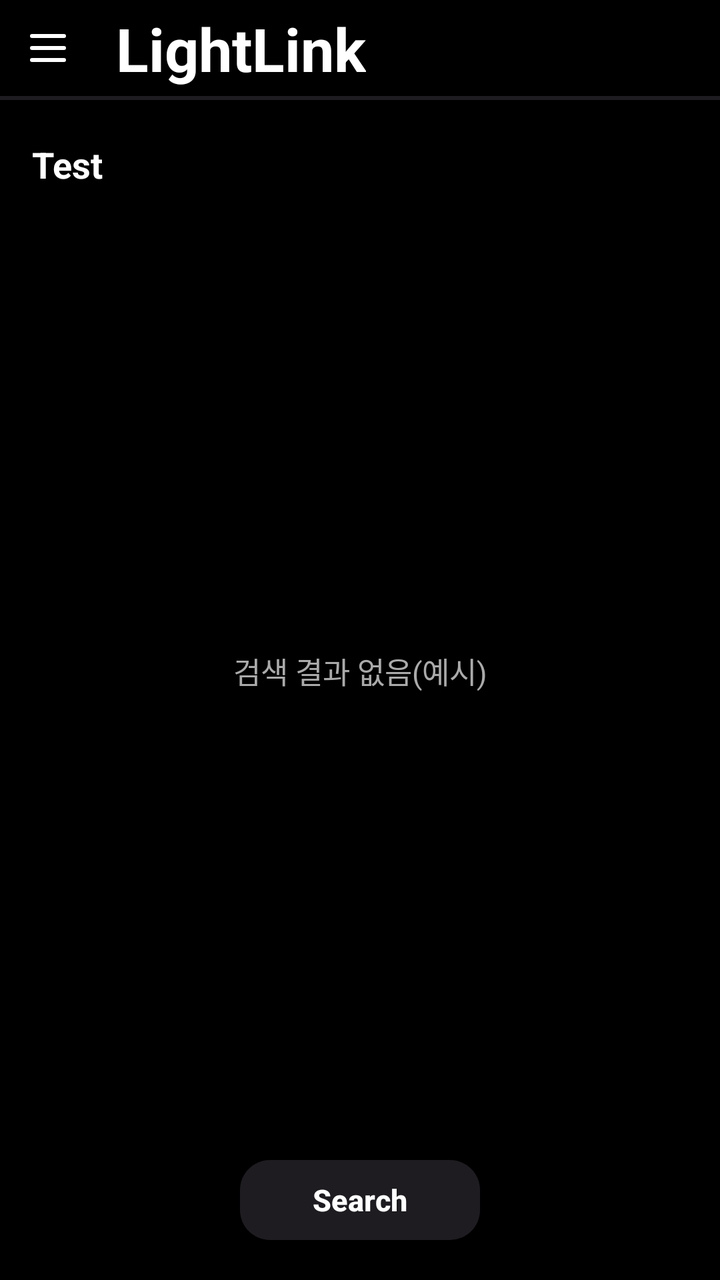
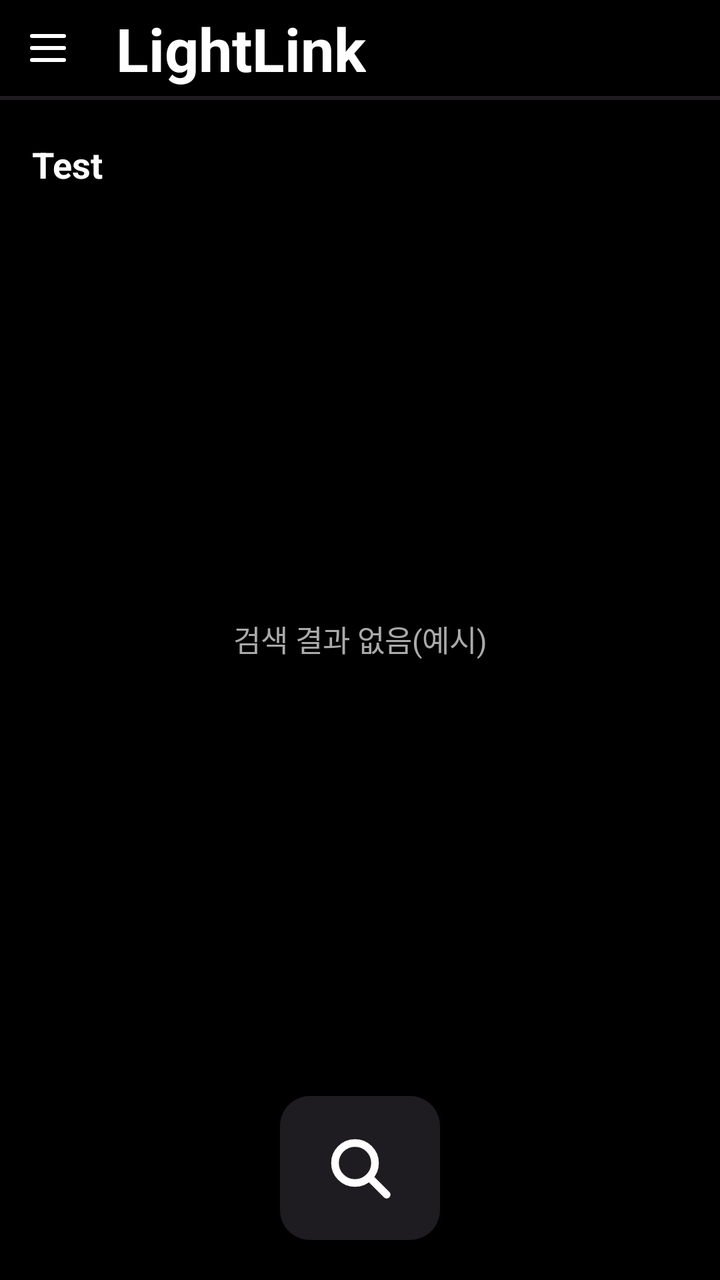

Two renders of the same Android screen: before a commit and after it. Below are the layout's source before the change and the commit's diff.
<!-- AndroidManifest.xml: application theme Theme.LightLink -->
<!-- res/layout/activity_main.xml -->
<?xml version="1.0" encoding="utf-8"?>
<androidx.constraintlayout.widget.ConstraintLayout
    xmlns:android="http://schemas.android.com/apk/res/android"
    xmlns:app="http://schemas.android.com/apk/res-auto"
    xmlns:tools="http://schemas.android.com/tools"

    android:id="@+id/main"
    android:layout_width="match_parent"
    android:layout_height="match_parent"
    android:background="@color/black"

    tools:context=".MainActivity">


    
    
    <ImageButton
        android:id="@+id/buttonMenu"
        android:layout_width="48dp"
        android:layout_height="48dp"

        android:padding="12dp"

        android:background="?attr/selectableItemBackgroundBorderless"

        android:contentDescription="Menu"

        app:srcCompat="@drawable/ic_menu"

        app:layout_constraintStart_toStartOf="parent"
        app:layout_constraintTop_toTopOf="parent" />


    
    <TextView
        android:id="@+id/textTitle"
        android:layout_width="wrap_content"
        android:layout_height="wrap_content"

        android:text="@string/app_name"
        android:textColor="@color/white"
        android:textSize="30sp"
        android:textStyle="bold"

        android:layout_marginStart="10dp"

        app:layout_constraintStart_toEndOf="@id/buttonMenu"
        app:layout_constraintTop_toTopOf="@id/buttonMenu"
        app:layout_constraintBottom_toBottomOf="@id/buttonMenu" />


    
    <View
        android:id="@+id/topDivider"
        android:layout_width="0dp"
        android:layout_height="2dp"

        android:background="#1E1C20"

        app:layout_constraintStart_toStartOf="parent"
        app:layout_constraintEnd_toEndOf="parent"
        app:layout_constraintTop_toBottomOf="@id/buttonMenu" />


    
    <TextView
        android:id="@+id/textStationHeader"
        android:layout_width="wrap_content"
        android:layout_height="wrap_content"

        android:layout_marginStart="16dp"
        android:layout_marginTop="20dp"

        android:text="Test"
        android:textColor="@color/white"
        android:textSize="18sp"
        android:textStyle="bold"

        app:layout_constraintStart_toStartOf="parent"
        app:layout_constraintTop_toBottomOf="@id/topDivider" />


    
    <androidx.recyclerview.widget.RecyclerView
        android:id="@+id/recyclerBaseStations"
        android:layout_width="0dp"
        android:layout_height="0dp"

        android:layout_marginStart="12dp"
        android:layout_marginTop="12dp"
        android:layout_marginEnd="12dp"
        android:layout_marginBottom="12dp"

        app:layout_constraintStart_toStartOf="parent"
        app:layout_constraintEnd_toEndOf="parent"
        app:layout_constraintTop_toBottomOf="@id/textStationHeader"
        app:layout_constraintBottom_toTopOf="@id/buttonScan"

        tools:listitem="@layout/item_ble_device" />


    
    <TextView
        android:id="@+id/textEmpty"
        android:layout_width="wrap_content"
        android:layout_height="wrap_content"

        android:text="검색 결과 없음(예시)"
        android:textColor="#AAAAAA"
        android:textSize="15sp"

        app:layout_constraintStart_toStartOf="@id/recyclerBaseStations"
        app:layout_constraintEnd_toEndOf="@id/recyclerBaseStations"
        app:layout_constraintTop_toTopOf="@id/recyclerBaseStations"
        app:layout_constraintBottom_toBottomOf="@id/recyclerBaseStations" />


    
    
    
    
    <com.google.android.material.button.MaterialButton
        android:id="@+id/buttonScan"
        android:layout_width="wrap_content"
        android:layout_height="wrap_content"
        android:minWidth="120dp"

        android:enabled="true"

        android:text="Search"

        android:textColor="#FFFFFF"
        android:textSize="15sp"
        android:textStyle="bold"

        app:backgroundTint="@color/button_background_color"
        app:cornerRadius="15dp"
        app:rippleColor="#616161"

        android:layout_marginBottom="16dp"

        app:layout_constraintStart_toStartOf="parent"
        app:layout_constraintEnd_toEndOf="parent"
        app:layout_constraintBottom_toBottomOf="parent" />


</androidx.constraintlayout.widget.ConstraintLayout>
<!-- res/layout/item_ble_device.xml (included above) -->
<?xml version="1.0" encoding="utf-8"?>
<LinearLayout
    xmlns:android="http://schemas.android.com/apk/res/android"
    android:layout_width="match_parent"
    android:layout_height="wrap_content"
    android:orientation="horizontal"
    android:padding="12dp">


    
    <LinearLayout
        android:layout_width="0dp"
        android:layout_height="wrap_content"
        android:layout_weight="1"
        android:orientation="vertical">


        
        <TextView
            android:id="@+id/textDeviceName"
            android:layout_width="wrap_content"
            android:layout_height="wrap_content"
            android:textColor="#FFFFFF"
            android:textSize="16sp"
            android:textStyle="bold" />


        
        <TextView
            android:id="@+id/textDeviceStatus"
            android:layout_width="wrap_content"
            android:layout_height="wrap_content"
            android:layout_marginTop="4dp"
            android:textColor="#AAAAAA"
            android:textSize="14sp" />


        
        <TextView
            android:id="@+id/textDeviceInfo"
            android:layout_width="wrap_content"
            android:layout_height="wrap_content"
            android:layout_marginTop="4dp"
            android:textColor="#777777"
            android:textSize="12sp" />

    </LinearLayout>


    
    <ImageButton
        android:id="@+id/buttonPower"
        android:layout_width="48dp"
        android:layout_height="48dp"

        android:layout_gravity="center_vertical"

        android:padding="12dp"

        android:background="@drawable/bg_power_button"

        android:contentDescription="Power"

        android:src="@drawable/ic_power" />

</LinearLayout>
<!-- resources referenced by this layout -->
<resources>
  <color name="black">#FF000000</color>
  <color name="white">#FFFFFFFF</color>
  <!-- drawable bg_power_button (drawable) -->
  <?xml version="1.0" encoding="utf-8"?>
  <shape xmlns:android="http://schemas.android.com/apk/res/android"
      android:shape="oval">
  
      
      <solid android:color="#616161" />
  
  </shape>
  <!-- drawable ic_menu (drawable) -->
  <?xml version="1.0" encoding="utf-8"?>
  <vector xmlns:android="http://schemas.android.com/apk/res/android"
      android:width="24dp"
      android:height="24dp"
      android:viewportWidth="24"
      android:viewportHeight="24">
  
      
      <path
          android:pathData="M4,6 L20,6"
          android:fillColor="@android:color/transparent"
          android:strokeColor="#FFFFFF"
          android:strokeWidth="2"
          android:strokeLineCap="round" />
  
      
      <path
          android:pathData="M4,12 L20,12"
          android:fillColor="@android:color/transparent"
          android:strokeColor="#FFFFFF"
          android:strokeWidth="2"
          android:strokeLineCap="round" />
  
      
      <path
          android:pathData="M4,18 L20,18"
          android:fillColor="@android:color/transparent"
          android:strokeColor="#FFFFFF"
          android:strokeWidth="2"
          android:strokeLineCap="round" />
  
  </vector>
  <!-- drawable ic_power (drawable) -->
  <?xml version="1.0" encoding="utf-8"?>
  <vector xmlns:android="http://schemas.android.com/apk/res/android"
      android:width="24dp"
      android:height="24dp"
      android:viewportWidth="24"
      android:viewportHeight="24">
  
      
      <path
          android:pathData="M12,3 L12,11"
          android:fillColor="@android:color/transparent"
          android:strokeColor="#000000"
          android:strokeWidth="2.5"
          android:strokeLineCap="round" />
  
      
      <path
          android:pathData="M7.05,5.05 A8,8 0,1 0,16.95,5.05"
          android:fillColor="@android:color/transparent"
          android:strokeColor="#000000"
          android:strokeWidth="2.5"
          android:strokeLineCap="round" />
  
  </vector>
  <string name="app_name">LightLink</string>
  <style name="Theme.LightLink" parent="Base.Theme.LightLink" />
  <style name="Base.Theme.LightLink" parent="Theme.Material3.DayNight.NoActionBar">
          
          
      </style>
</resources>

<!-- the commit's change to res/layout/activity_main.xml (unified diff, before → after) -->
@@ -116,22 +116,23 @@
 
 
     
-    
-    
-    
     <com.google.android.material.button.MaterialButton
         android:id="@+id/buttonScan"
-        android:layout_width="wrap_content"
-        android:layout_height="wrap_content"
-        android:minWidth="120dp"
+        android:layout_width="80dp"
+        android:layout_height="80dp"
+
+        android:minWidth="0dp"
+        android:minHeight="0dp"
+        android:padding="0dp"
 
         android:enabled="true"
-
-        android:text="Search"
-
-        android:textColor="#FFFFFF"
-        android:textSize="15sp"
-        android:textStyle="bold"
+        android:contentDescription="Search"
+
+        app:icon="@drawable/ic_search"
+        app:iconSize="40dp"
+        app:iconPadding="0dp"
+        app:iconGravity="textStart"
+        app:iconTint="@null"
 
         app:backgroundTint="@color/button_background_color"
         app:cornerRadius="15dp"
<!-- resource entries referenced after the edit -->
@@ -69,6 +69,33 @@
           android:strokeLineCap="round" />
   
   </vector>
+  <!-- drawable ic_search (drawable) -->
+  <?xml version="1.0" encoding="utf-8"?>
+  <vector xmlns:android="http://schemas.android.com/apk/res/android"
+      android:width="28dp"
+      android:height="28dp"
+      android:viewportWidth="24"
+      android:viewportHeight="24">
+  
+      
+      <path
+          android:pathData="M10.5,4.5 A6,6 0,1 1,10.5,16.5 A6,6 0,1 1,10.5,4.5"
+          android:fillColor="@android:color/transparent"
+          android:strokeColor="#FFFFFF"
+          android:strokeWidth="2.3"
+          android:strokeLineCap="round"
+          android:strokeLineJoin="round" />
+  
+      
+      <path
+          android:pathData="M15,15 L20,20"
+          android:fillColor="@android:color/transparent"
+          android:strokeColor="#FFFFFF"
+          android:strokeWidth="2.3"
+          android:strokeLineCap="round"
+          android:strokeLineJoin="round" />
+  
+  </vector>
   <string name="app_name">LightLink</string>
   <style name="Theme.LightLink" parent="Base.Theme.LightLink" />
   <style name="Base.Theme.LightLink" parent="Theme.Material3.DayNight.NoActionBar">
